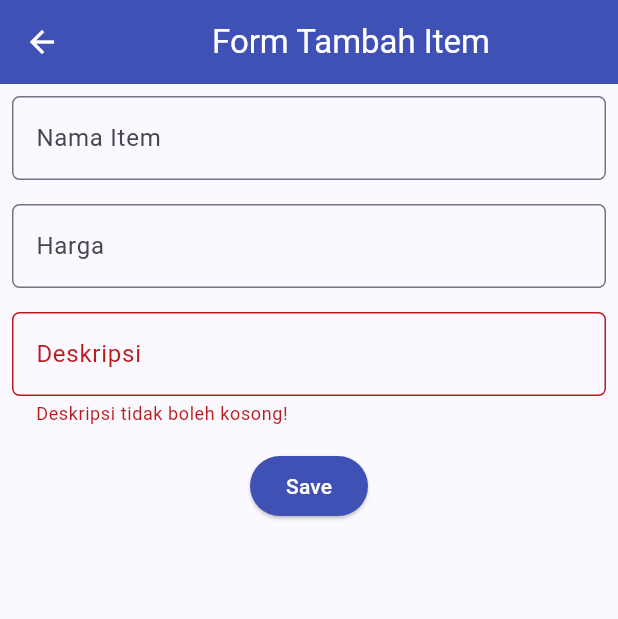
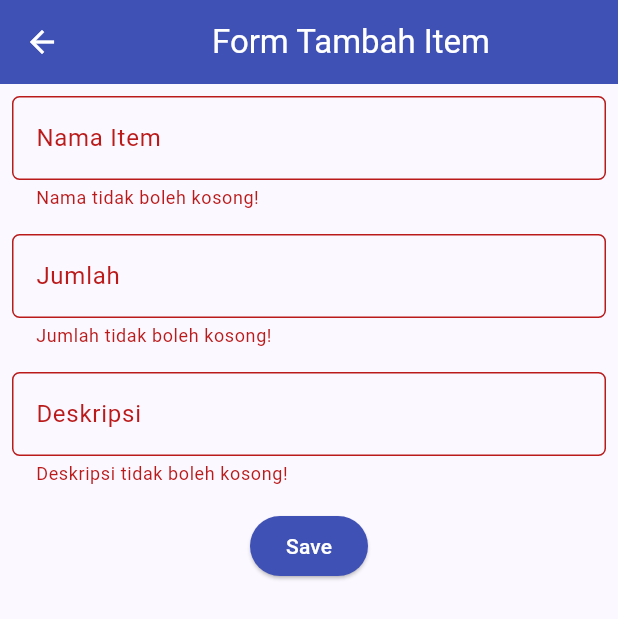
Before and after one commit to DaffaAlFathan/allinone-inventory, a Flutter app: the ShopFormPage screen opened directly, after a tap on "Save", on a phone screen of 412 x 824 dp. Shown: the top 619 px of the screen. Run offline on Flutter 3.47's test engine with Material 2 defaults, Android fonts, the phone set to English and light mode, and no system bars; missing offline and left inert: pbp_django_auth; network calls fail.

Commit message:
Tugas 9 selesai

```diff
--- /dev/null
+++ b/allinone_inventory/lib/models/product.dart
@@ -0,0 +1,65 @@
+// To parse this JSON data, do
+//
+//     final item = itemFromJson(jsonString);
+
+import 'dart:convert';
+
+List<Item> itemFromJson(String str) => List<Item>.from(json.decode(str).map((x) => Item.fromJson(x)));
+
+String itemToJson(List<Item> data) => json.encode(List<dynamic>.from(data.map((x) => x.toJson())));
+
+class Item {
+    String model;
+    int pk;
+    Fields fields;
+
+    Item({
+        required this.model,
+        required this.pk,
+        required this.fields,
+    });
+
+    factory Item.fromJson(Map<String, dynamic> json) => Item(
+        model: json["model"],
+        pk: json["pk"],
+        fields: Fields.fromJson(json["fields"]),
+    );
+
+    Map<String, dynamic> toJson() => {
+        "model": model,
+        "pk": pk,
+        "fields": fields.toJson(),
+    };
+}
+
+class Fields {
+    int user;
+    String name;
+    DateTime dateAdded;
+    String description;
+    int amount;
+
+    Fields({
+        required this.user,
+        required this.name,
+        required this.dateAdded,
+        required this.description,
+        required this.amount,
+    });
+
+    factory Fields.fromJson(Map<String, dynamic> json) => Fields(
+        user: json["user"],
+        name: json["name"],
+        dateAdded: DateTime.parse(json["date_added"]),
+        description: json["description"],
+        amount: json["amount"],
+    );
+
+    Map<String, dynamic> toJson() => {
+        "user": user,
+        "name": name,
+        "date_added": "${dateAdded.year.toString().padLeft(4, '0')}-${dateAdded.month.toString().padLeft(2, '0')}-${dateAdded.day.toString().padLeft(2, '0')}",
+        "description": description,
+        "amount": amount,
+    };
+}
--- a/allinone_inventory/lib/screens/shoplist_form.dart
+++ b/allinone_inventory/lib/screens/shoplist_form.dart
@@ -1,6 +1,11 @@
+import 'dart:convert';
+
+import 'package:allinone_inventory/screens/menu.dart';
 import 'package:flutter/material.dart';
 // TODO: Impor drawer yang sudah dibuat sebelumnya
 import 'package:allinone_inventory/widgets/left_drawer.dart';
+import 'package:pbp_django_auth/pbp_django_auth.dart';
+import 'package:provider/provider.dart';
 
 class ShopFormPage extends StatefulWidget {
     const ShopFormPage({super.key});
@@ -12,10 +17,11 @@
 class _ShopFormPageState extends State<ShopFormPage> {
     final _formKey = GlobalKey<FormState>();
     String _name = "";
-    int _price = 0;
+    int _amount = 0;
     String _description = "";
     @override
     Widget build(BuildContext context) {
+        final request = context.watch<CookieRequest>();
         return Scaffold(
           appBar: AppBar(
             title: const Center(
@@ -60,23 +66,23 @@
                         padding: const EdgeInsets.all(8.0),
                         child: TextFormField(
                           decoration: InputDecoration(
-                            hintText: "Harga",
-                            labelText: "Harga",
+                            hintText: "Jumlah",
+                            labelText: "Jumlah",
                             border: OutlineInputBorder(
                                 borderRadius: BorderRadius.circular(5.0),
                             ),
                           ),
                           onChanged: (String? value) {
                             setState(() {
-                                _price = int.parse(value!);
+                                _amount = int.parse(value!);
                             });
                           },
                           validator: (String? value) {
                             if (value == null || value.isEmpty) {
-                                return "Harga tidak boleh kosong!";
+                                return "Jumlah tidak boleh kosong!";
                             }
                             if (int.tryParse(value) == null) {
-                                return "Harga harus berupa angka!";
+                                return "Jumlah harus berupa angka!";
                             }
                             return null;
                             },
@@ -114,38 +120,35 @@
                                 backgroundColor:
                                     MaterialStateProperty.all(Colors.indigo),
                             ),
-                            onPressed: () {
+                            onPressed: () async {
                                 if (_formKey.currentState!.validate()) {
-                                  showDialog(
-                                    context: context,
-                                    builder: (context) {
-                                      return AlertDialog(
-                                        title: const Text('Item berhasil tersimpan'),
-                                        content: SingleChildScrollView(
-                                          child: Column(
-                                            crossAxisAlignment:
-                                                CrossAxisAlignment.start,
-                                            children: [
-                                            Text('Nama: $_name'),
-                                            // TODO: Munculkan value-value lainnya
-                                            Text('Harga: $_price'),
-                                            Text('Deskripsi: $_description'),
-                                            ],
-                                          ),
-                                        ),
-                                        actions: [
-                                          TextButton(
-                                            child: const Text('OK'),
-                                            onPressed: () {
-                                              Navigator.pop(context);
-                                            },
-                                          ),
-                                        ],
-                                      );
-                                    },
-                                  );
+                                    // Kirim ke Django dan tunggu respons
+                                    // TODO: Ganti URL dan jangan lupa tambahkan trailing slash (/) di akhir URL!
+                                    final response = await request.postJson(
+                                    "http://127.0.0.1:8000/create-flutter/",
+                                    jsonEncode(<String, String>{
+                                        'name': _name,
+                                        'amount': _amount.toString(),
+                                        'description': _description,
+                                        // TODO: Sesuaikan field data sesuai dengan aplikasimu
+                                    }));
+                                    if (response['status'] == 'success') {
+                                        ScaffoldMessenger.of(context)
+                                            .showSnackBar(const SnackBar(
+                                        content: Text("Item baru berhasil disimpan!"),
+                                        ));
+                                        Navigator.pushReplacement(
+                                            context,
+                                            MaterialPageRoute(builder: (context) => MyHomePage()),
+                                        );
+                                    } else {
+                                        ScaffoldMessenger.of(context)
+                                            .showSnackBar(const SnackBar(
+                                            content:
+                                                Text("Terdapat kesalahan, silakan coba lagi."),
+                                        ));
+                                    }
                                 }
-                                _formKey.currentState!.reset();
                             },
                             child: const Text(
                                 "Save",
--- a/allinone_inventory/pubspec.yaml
+++ b/allinone_inventory/pubspec.yaml
@@ -35,6 +35,9 @@
   # The following adds the Cupertino Icons font to your application.
   # Use with the CupertinoIcons class for iOS style icons.
   cupertino_icons: ^1.0.2
+  provider: ^6.1.1
+  pbp_django_auth: ^0.4.0
+  http: ^1.1.0
 
 dev_dependencies:
   flutter_test:
```
Also changed, not shown: allinone_inventory/lib/main.dart (+15 -22 lines), allinone_inventory/lib/screens/list_product.dart (added, +91 -0 lines), allinone_inventory/lib/screens/login.dart (added, +114 -0 lines), allinone_inventory/lib/widgets/left_drawer.dart (+13 -0 lines), allinone_inventory/lib/widgets/shop_card.dart (+32 -1 lines), allinone_inventory/pubspec.lock, 3 other files.
